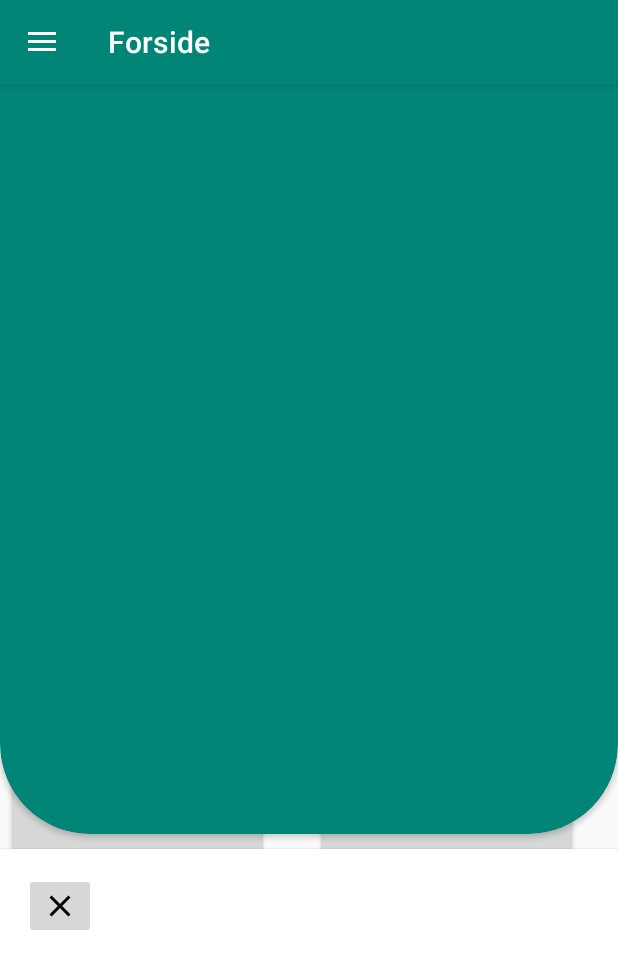
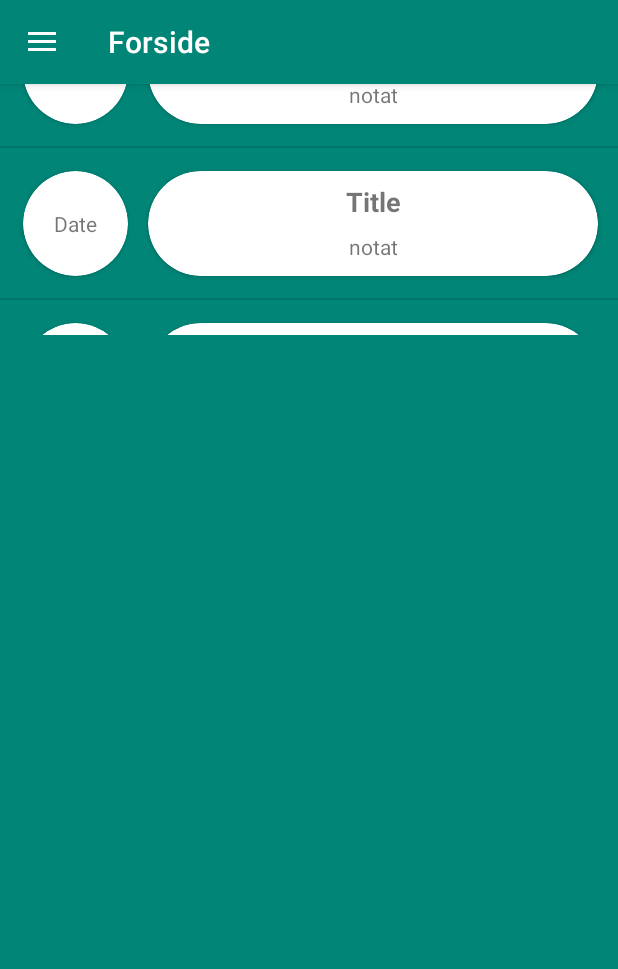
Before and after one commit to Magnusrm/EnviroHabit_k, an Android app: the MainActivity screen opened directly, with no data from a screen before it, after a tap on an icon or button, on a phone screen of 412 x 824 dp. Shown: the top 969 px of the screen. Run offline under Robolectric (Android 15) with nearby library versions, the phone set to English and light mode, and no system bars; our stand-ins replace Firebase (no records; nobody signed in at launch, a user with empty details on screens opened directly); 3 statements that could not run were skipped.

Commit message:
created custom list for recent actionhistory

```diff
--- a/app/src/main/java/com/e/envirohabit_k/view/MainActivity.kt
+++ b/app/src/main/java/com/e/envirohabit_k/view/MainActivity.kt
@@ -6,8 +6,10 @@ import android.content.Intent
 import androidx.appcompat.app.AppCompatActivity
 import android.os.Bundle
 import android.util.Log
+import android.view.LayoutInflater
 import android.view.MenuItem
 import android.view.View
+import android.view.ViewGroup
 import android.view.inputmethod.InputMethodManager
 import android.widget.*
 import android.view.animation.LinearInterpolator
@@ -37,6 +39,8 @@ class MainActivity : AppCompatActivity() {
     private lateinit var welcomeMessage : TextView
     private lateinit var userModel : UserModel
     private lateinit var auth : FirebaseAuth
+    private lateinit var historyView : ListView
+    private lateinit var userActionModel: UserActionModel
 
     override fun onCreate(savedInstanceState: Bundle?) {
         super.onCreate(savedInstanceState)
@@ -112,12 +116,23 @@ class MainActivity : AppCompatActivity() {
             true
         }
 
+        //init listview
+        historyView = findViewById<ListView>(R.id.action_history)
+
+        //get useractions
+
+
+        //setup custom listview adapter
+        historyView.adapter = MyCustomAdapter(this)
+
+
+
         var isChecked = false
         history_button.setOnClickListener {
             isChecked = !isChecked
             if(isChecked) {
                 //onStartAnimation()
-                history_card.animate().translationY(-1100f)
+                history_card.animate().translationY(-1450f)
                 history_button.animate().rotation(history_button.rotation-180).start()
             } else {
                 history_button.animate().rotation(history_button.rotation-180).start()
@@ -152,22 +167,30 @@ class MainActivity : AppCompatActivity() {
         noteText.setText("")
     }
 
-    fun onStartAnimation() {
-        val valueAnimator = ValueAnimator.ofFloat(0f, -1100f)
-
-        valueAnimator.addUpdateListener {
-            // 3
-            val value = it.animatedValue as Float
-            // 4
-            history_card.translationY = value
+    private class MyCustomAdapter(context : Context) : BaseAdapter() {
+        private val myContext : Context
+        init {
+            myContext = context
         }
 
-        valueAnimator.interpolator = LinearInterpolator()
-        valueAnimator.duration = 100
-        valueAnimator.start()
+        override fun getCount(): Int {
+            return 10
+        }
+
+        override fun getItem(position: Int): Any {
+            TODO("not implemented") //To change body of created functions use File | Settings | File Templates.
+        }
+
+        override fun getView(position: Int, contextView: View?, viewGroup: ViewGroup?): View {
+            val layoutInflater = LayoutInflater.from(myContext)
+            val rowMain = layoutInflater.inflate(R.layout.row_mainactivity, viewGroup, false)
+            return rowMain
+        }
+
+        override fun getItemId(position: Int): Long {
+            return position.toLong()
+        }
     }
 
-    fun getActionHistory() {
 
-    }
 }
--- a/app/src/main/res/layout/activity_main.xml
+++ b/app/src/main/res/layout/activity_main.xml
@@ -95,9 +95,9 @@
     </androidx.cardview.widget.CardView>
     <androidx.cardview.widget.CardView
             android:layout_width="437dp"
-            android:layout_height="600dp"
-            android:layout_marginTop="465dp"
-            android:layout_marginBottom="-465dp"
+            android:layout_height="800dp"
+            android:layout_marginTop="555dp"
+            android:layout_marginBottom="-1100dp"
             android:layout_marginEnd="0dp"
             android:layout_marginStart="0dp"
             app:cardCornerRadius="60dp"
@@ -108,15 +108,18 @@
                 android:layout_height="match_parent" android:id="@+id/history_slideup">
 
             <ListView
-                    android:layout_width="382dp"
-                    android:layout_height="332dp"
+                    android:layout_width="match_parent"
+                    android:layout_height="530dp"
                     app:layout_constraintStart_toStartOf="parent"
-                    android:layout_marginLeft="8dp" android:layout_marginStart="8dp"
-                    app:layout_constraintEnd_toEndOf="parent" android:layout_marginEnd="8dp"
-                    android:layout_marginRight="8dp" android:layout_marginBottom="8dp"
-                    app:layout_constraintBottom_toBottomOf="parent" android:id="@+id/action_history"
+                    android:layout_marginStart="0dp"
+                    app:layout_constraintEnd_toEndOf="parent"
+                    android:layout_marginEnd="0dp"
+                    android:layout_marginBottom="8dp"
+                    app:layout_constraintBottom_toBottomOf="parent"
+                    android:id="@+id/action_history"
                     app:layout_constraintTop_toBottomOf="@+id/textView"
-                    app:layout_constraintVertical_bias="0.0"/>
+                    app:layout_constraintVertical_bias="0.0"
+                    app:layout_constraintHorizontal_bias="0.384"/>
             <TextView
                     android:text="Se historikk"
                     android:layout_width="127dp"
--- /dev/null
+++ b/app/src/main/res/layout/row_mainactivity.xml
@@ -0,0 +1,75 @@
+<?xml version="1.0" encoding="utf-8"?>
+<androidx.constraintlayout.widget.ConstraintLayout
+        xmlns:android="http://schemas.android.com/apk/res/android"
+        xmlns:app="http://schemas.android.com/apk/res-auto" xmlns:tools="http://schemas.android.com/tools" android:layout_width="match_parent"
+        android:layout_height="100dp"
+        android:background="@color/colorPrimary"
+        >
+    <androidx.cardview.widget.CardView
+            android:layout_width="70dp"
+            android:layout_height="70dp"
+            android:layout_marginBottom="8dp"
+            app:layout_constraintBottom_toBottomOf="parent" android:layout_marginTop="8dp"
+            app:layout_constraintTop_toTopOf="parent" app:layout_constraintStart_toStartOf="parent"
+            android:layout_marginLeft="8dp" android:layout_marginStart="8dp"
+            android:id="@+id/cardView" app:layout_constraintEnd_toEndOf="parent" android:layout_marginEnd="8dp"
+            android:layout_marginRight="8dp" app:layout_constraintHorizontal_bias="0.023"
+            app:cardCornerRadius="35dp">
+            <androidx.constraintlayout.widget.ConstraintLayout
+                android:layout_height="match_parent"
+                android:layout_width="match_parent">
+                <TextView
+                        android:text="Date"
+                        android:layout_width="46dp"
+                        android:layout_height="43dp"
+                        android:id="@+id/rowDate" android:layout_marginTop="8dp"
+                        app:layout_constraintTop_toTopOf="parent" app:layout_constraintStart_toStartOf="parent"
+                        android:layout_marginLeft="8dp" android:layout_marginStart="8dp"
+                        android:layout_marginBottom="8dp" app:layout_constraintBottom_toBottomOf="parent"
+                        app:layout_constraintEnd_toEndOf="parent" android:layout_marginEnd="8dp"
+                        android:layout_marginRight="8dp"
+                        android:gravity="center"/>
+            </androidx.constraintlayout.widget.ConstraintLayout>
+    </androidx.cardview.widget.CardView>
+    <androidx.cardview.widget.CardView
+            android:layout_width="300dp"
+            android:layout_height="70dp"
+            android:layout_marginTop="8dp"
+            app:layout_constraintTop_toTopOf="parent" android:layout_marginBottom="8dp"
+            app:layout_constraintBottom_toBottomOf="parent" app:layout_constraintStart_toEndOf="@+id/cardView"
+            android:layout_marginLeft="8dp" android:layout_marginStart="8dp" app:layout_constraintEnd_toEndOf="parent"
+            android:layout_marginEnd="8dp" android:layout_marginRight="8dp"
+            app:cardCornerRadius="35dp">
+            <androidx.constraintlayout.widget.ConstraintLayout
+                    android:layout_width="match_parent"
+                    android:layout_height="match_parent"
+                    >
+                <TextView
+                        android:text="Title"
+                        android:layout_width="160dp"
+                        android:layout_height="wrap_content"
+                        android:id="@+id/RowTitle" android:textStyle="bold"
+                        android:textSize="18sp" android:layout_marginTop="8dp"
+                        app:layout_constraintTop_toTopOf="parent" android:layout_marginBottom="8dp"
+                        app:layout_constraintBottom_toBottomOf="parent" android:layout_marginEnd="8dp"
+                        app:layout_constraintEnd_toEndOf="parent" android:layout_marginRight="8dp"
+                        android:layout_marginStart="8dp" app:layout_constraintStart_toStartOf="parent"
+                        android:layout_marginLeft="8dp" app:layout_constraintHorizontal_bias="0.502"
+                        app:layout_constraintVertical_bias="0.0"
+                        android:gravity="center"/>
+                <TextView
+                        android:text="notat"
+                        android:layout_width="160dp"
+                        android:layout_height="wrap_content"
+                        android:id="@+id/rowNote"
+                        android:layout_marginTop="8dp"
+                        android:layout_marginBottom="8dp"
+                        app:layout_constraintBottom_toBottomOf="parent" app:layout_constraintVertical_bias="0.0"
+                        android:layout_marginStart="8dp" app:layout_constraintStart_toStartOf="parent"
+                        android:layout_marginLeft="8dp"
+                        app:layout_constraintTop_toBottomOf="@+id/RowTitle"
+                        android:gravity="center" android:layout_marginEnd="8dp"
+                        app:layout_constraintEnd_toEndOf="parent" android:layout_marginRight="8dp"/>
+            </androidx.constraintlayout.widget.ConstraintLayout>
+    </androidx.cardview.widget.CardView>
+</androidx.constraintlayout.widget.ConstraintLayout>
```
